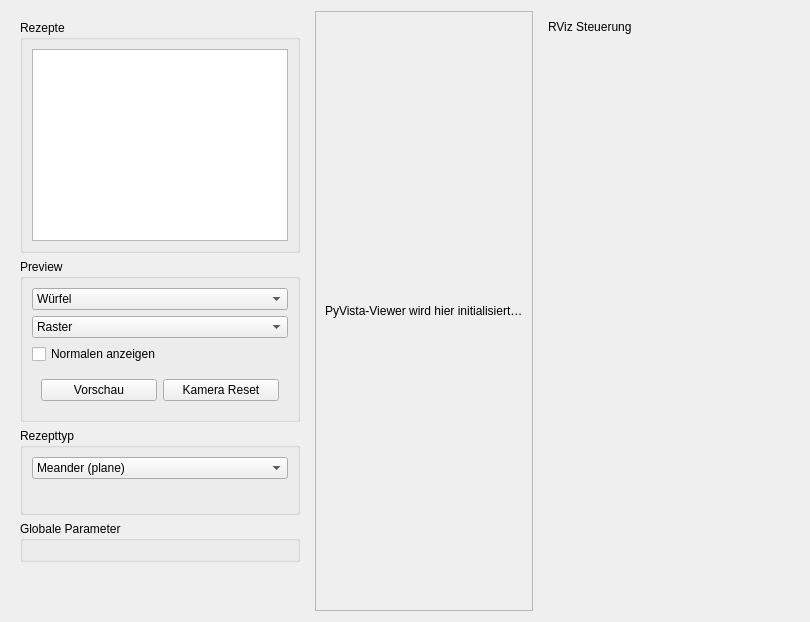
Old version of the form Spraycoater/resource/ui/recipe_tab.ui in the repository mikv75-lab/ROS-Project.
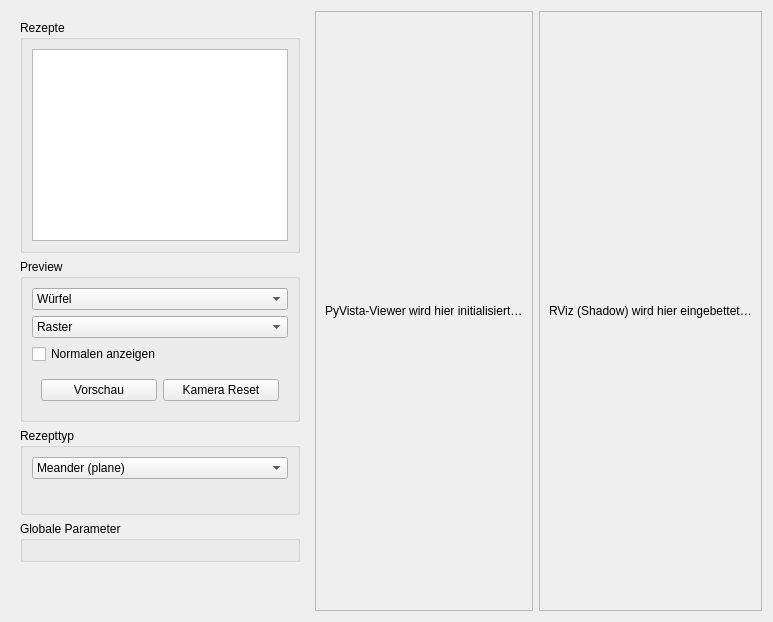
New version of the form.

```diff
--- a/Spraycoater/resource/ui/recipe_tab.ui
+++ b/Spraycoater/resource/ui/recipe_tab.ui
@@ -112,13 +112,16 @@
 
    <!-- RIGHT: RViz Controls (optional, schmal) -->
    <item>
-    <widget class="QWidget" name="rvizPanel">
-     <property name="minimumSize"><size><width>260</width><height>0</height></size></property>
-     <property name="maximumSize"><size><width>320</width><height>16777215</height></size></property>
+    <!-- WICHTIG: objectName = rvizContainer, damit der Manager direkt attachen kann -->
+    <widget class="QFrame" name="rvizContainer">
+     <property name="frameShape"><enum>QFrame::StyledPanel</enum></property>
+     <property name="frameShadow"><enum>QFrame::Raised</enum></property>
      <layout class="QVBoxLayout" name="rvizLayout">
-      <item><widget class="QLabel" name="lblRviz"><property name="text"><string>RViz Steuerung</string></property></widget></item>
-      <item><spacer name="rvizSpacer"><property name="orientation"><enum>Qt::Vertical</enum></property>
-       <property name="sizeHint" stdset="0"><size><width>20</width><height>40</height></size></property></spacer></item>
+      <item>
+       <widget class="QLabel" name="lblRviz">
+        <property name="text"><string>RViz (Shadow) wird hier eingebettet…</string></property>
+       </widget>
+      </item>
      </layout>
     </widget>
    </item>
```
Left out of the diff: 2 changed lines with no effect on the pictures.
